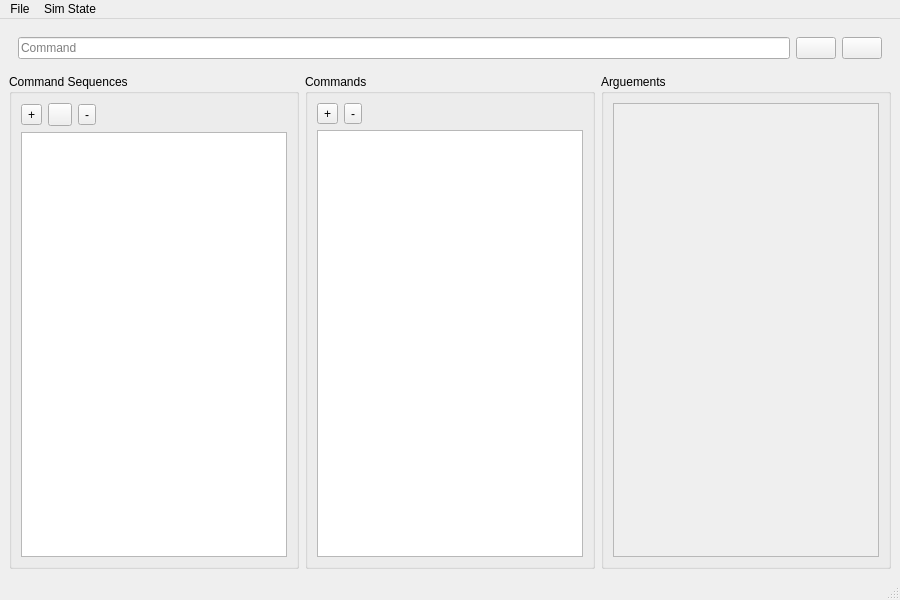
First picture: the form in ui/MissionPlanner/MPDesigner.ui, repository Timin8er/CosmicKSP, before the edit.
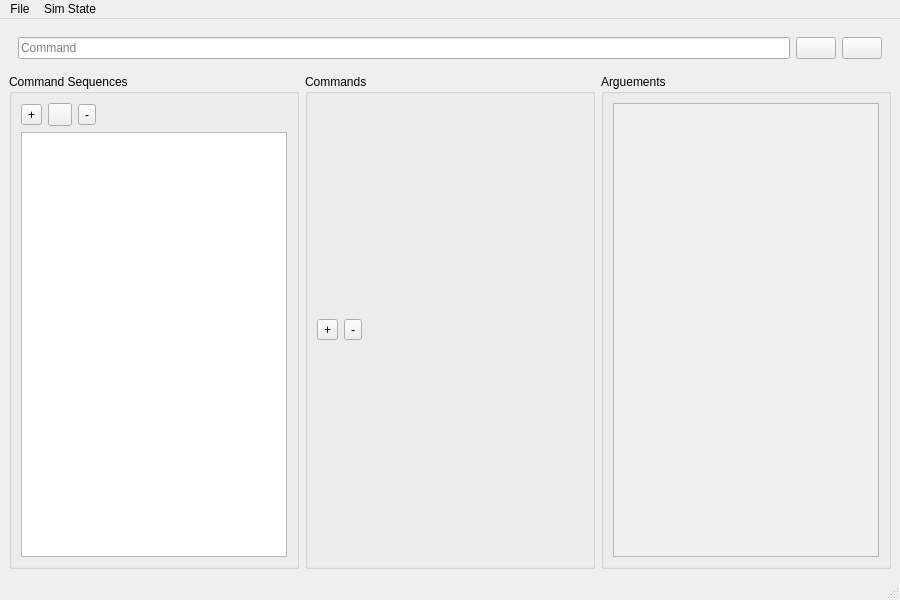
Second picture: the form after the edit. Icons and pictures are not drawn.

Commit message: drag and drop command rearangement

The edit to the form file:
```diff
--- a/ui/MissionPlanner/MPDesigner.ui
+++ b/ui/MissionPlanner/MPDesigner.ui
@@ -155,9 +155,6 @@
            </item>
           </layout>
          </item>
-         <item>
-          <widget class="QListView" name="commandsView"/>
-         </item>
         </layout>
        </widget>
       </item>
```
The commit also changes 4 other files.
